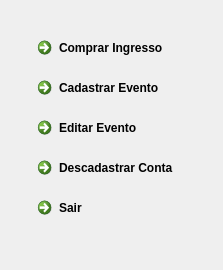
Before: the Qt Designer form forms/logged.ui in vieirin/TP1-2019-1, drawn with Qt 5.
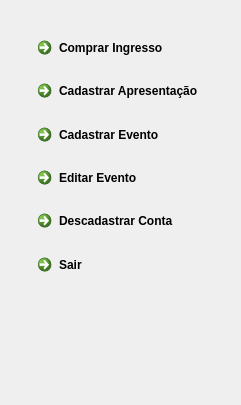
After: the same form once the commit is applied.

The edit to the form file:
```diff
--- a/forms/logged.ui
+++ b/forms/logged.ui
@@ -6,77 +6,66 @@
    <rect>
     <x>0</x>
     <y>0</y>
-    <width>223</width>
-    <height>270</height>
+    <width>241</width>
+    <height>405</height>
    </rect>
   </property>
   <property name="windowTitle">
    <string>Form</string>
   </property>
-  <widget class="QCommandLinkButton" name="commandLinkButton">
+  <widget class="QWidget" name="">
    <property name="geometry">
     <rect>
      <x>30</x>
      <y>30</y>
-     <width>168</width>
-     <height>41</height>
+     <width>181</width>
+     <height>254</height>
     </rect>
    </property>
+   <layout class="QVBoxLayout" name="verticalLayout">
+    <item>
+     <widget class="QCommandLinkButton" name="commandLinkButton">
    <property name="text">
     <string>Comprar Ingresso</string>
    </property>
   </widget>
+    </item>
+    <item>
+     <widget class="QCommandLinkButton" name="createPresentation">
+      <property name="text">
+       <string>Cadastrar Apresentação</string>
+      </property>
+     </widget>
+    </item>
+    <item>
   <widget class="QCommandLinkButton" name="enrollEvent">
-   <property name="geometry">
-    <rect>
-     <x>30</x>
-     <y>70</y>
-     <width>168</width>
-     <height>41</height>
-    </rect>
-   </property>
    <property name="text">
     <string>Cadastrar Evento</string>
    </property>
   </widget>
+    </item>
+    <item>
   <widget class="QCommandLinkButton" name="commandLinkButton_3">
-   <property name="geometry">
-    <rect>
-     <x>30</x>
-     <y>110</y>
-     <width>168</width>
-     <height>41</height>
-    </rect>
-   </property>
    <property name="text">
     <string>Editar Evento</string>
    </property>
   </widget>
+    </item>
+    <item>
   <widget class="QCommandLinkButton" name="commandLinkButton_4">
-   <property name="geometry">
-    <rect>
-     <x>30</x>
-     <y>150</y>
-     <width>168</width>
-     <height>41</height>
-    </rect>
-   </property>
    <property name="text">
     <string>Descadastrar Conta</string>
    </property>
   </widget>
+    </item>
+    <item>
   <widget class="QCommandLinkButton" name="logout">
-   <property name="geometry">
-    <rect>
-     <x>30</x>
-     <y>190</y>
-     <width>168</width>
-     <height>41</height>
-    </rect>
-   </property>
    <property name="text">
     <string>Sair</string>
    </property>
+     </widget>
+    </item>
+   </layout>
   </widget>
  </widget>
  <resources/>
```
Lines whose indentation alone changed are shown as unchanged.
